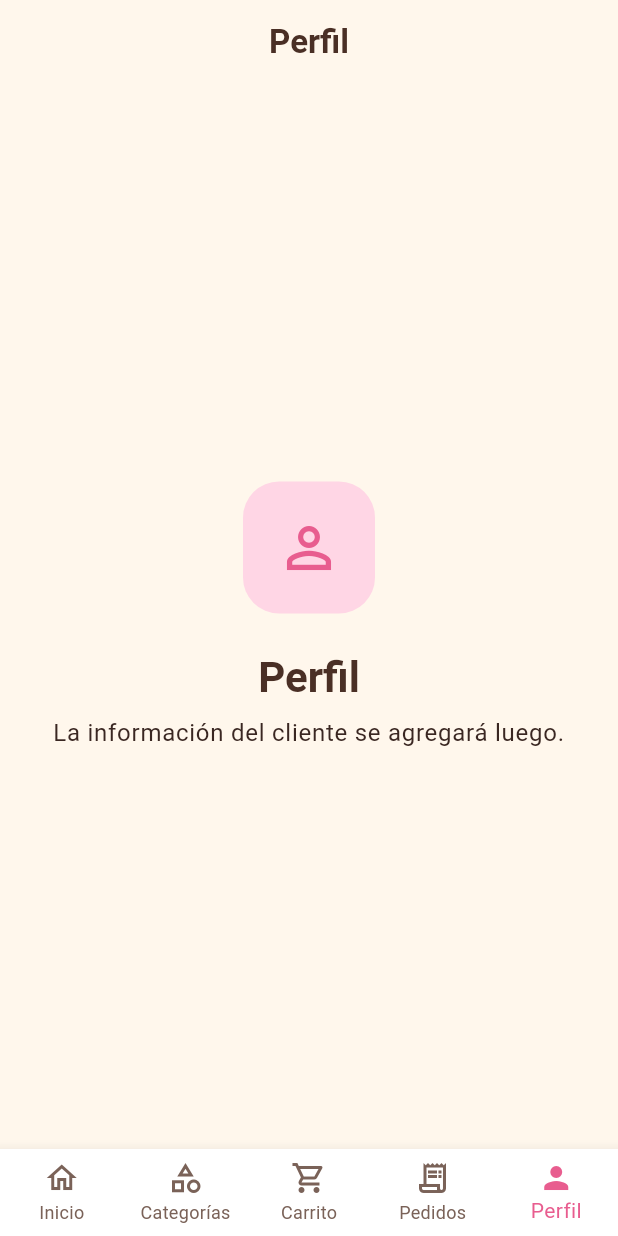
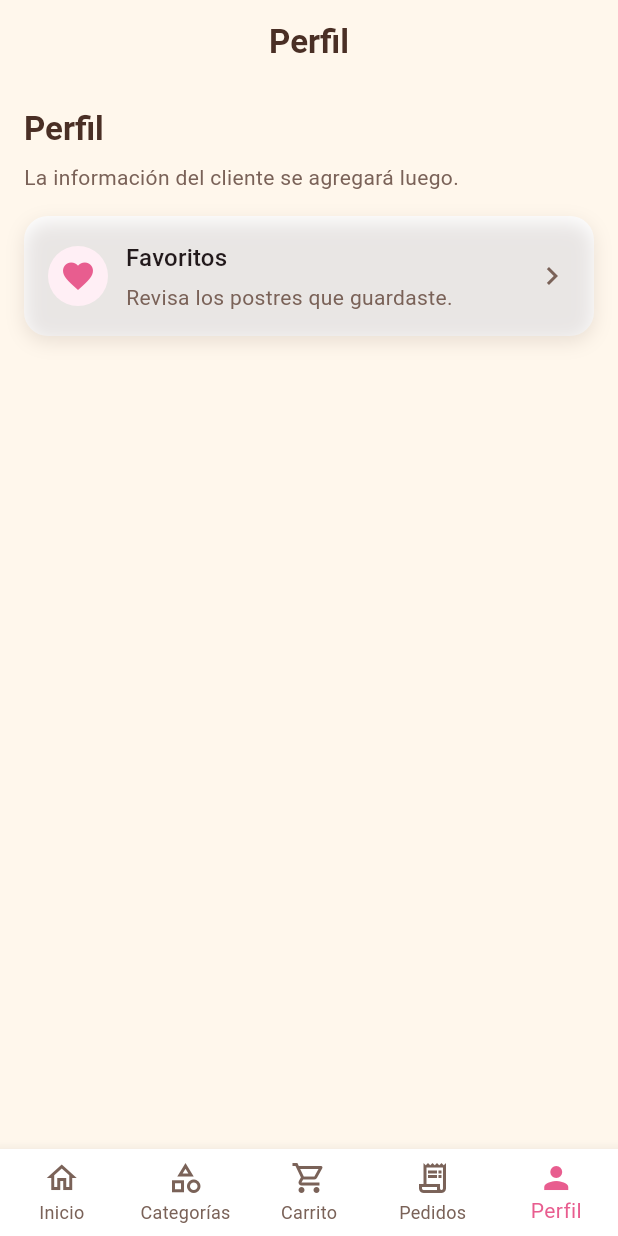
Before and after one commit to JedE21/Kalu-App-Flutter, a Flutter app: the screen it shows after launch, item 5 of the bottom bar chosen, on a phone screen of 412 x 824 dp. Run offline on Flutter 3.47's test engine with Material 3 defaults, Android fonts, the phone set to English and light mode, and no system bars.

Commit message:
Modulo - Favoritos locales

```diff
--- a/lib/data/services/services.dart
+++ b/lib/data/services/services.dart
@@ -1,2 +1,3 @@
 export 'cart_controller.dart';
+export 'favorite_controller.dart';
 export 'whatsapp_service.dart';
--- a/lib/presentation/screens/profile/profile_screen.dart
+++ b/lib/presentation/screens/profile/profile_screen.dart
@@ -1,16 +1,59 @@
 import 'package:flutter/material.dart';
 
-import '../../widgets/simple_tab_content.dart';
+import '../../../shared/shared.dart';
+import '../favorites/favorites_screen.dart';
 
 class ProfileScreen extends StatelessWidget {
   const ProfileScreen({super.key});
 
   @override
   Widget build(BuildContext context) {
-    return const SimpleTabContent(
-      icon: Icons.person_outline,
-      title: 'Perfil',
-      description: 'La informaci\u00F3n del cliente se agregar\u00E1 luego.',
+    return ListView(
+      padding: const EdgeInsets.all(AppSpacing.lg),
+      children: [
+        const SectionTitle(title: 'Perfil'),
+        const SizedBox(height: AppSpacing.sm),
+        Text(
+          'La informaci\u00F3n del cliente se agregar\u00E1 luego.',
+          style: Theme.of(context).textTheme.bodyMedium,
+        ),
+        const SizedBox(height: AppSpacing.lg),
+        AppCard(
+          onTap: () => _openFavorites(context),
+          child: Row(
+            children: [
+              const CircleAvatar(
+                backgroundColor: AppColors.softPink,
+                child: Icon(AppIcons.favorite, color: AppColors.primaryPink),
+              ),
+              const SizedBox(width: AppSpacing.md),
+              Expanded(
+                child: Column(
+                  crossAxisAlignment: CrossAxisAlignment.start,
+                  children: [
+                    Text(
+                      'Favoritos',
+                      style: Theme.of(context).textTheme.titleMedium,
+                    ),
+                    const SizedBox(height: AppSpacing.xs),
+                    Text(
+                      'Revisa los postres que guardaste.',
+                      style: Theme.of(context).textTheme.bodyMedium,
+                    ),
+                  ],
+                ),
+              ),
+              const Icon(Icons.chevron_right, color: AppColors.textSecondary),
+            ],
+          ),
+        ),
+      ],
     );
   }
+
+  void _openFavorites(BuildContext context) {
+    Navigator.of(
+      context,
+    ).push(MaterialPageRoute<void>(builder: (_) => const FavoritesScreen()));
+  }
 }
--- a/lib/shared/theme/app_icons.dart
+++ b/lib/shared/theme/app_icons.dart
@@ -10,6 +10,8 @@ class AppIcons {
   static const IconData profile = Icons.person_outline;
   static const IconData search = Icons.search;
   static const IconData add = Icons.add;
+  static const IconData favorite = Icons.favorite;
+  static const IconData favoriteBorder = Icons.favorite_border;
   static const IconData cake = Icons.cake_outlined;
   static const IconData dessert = Icons.icecream_outlined;
   static const IconData empty = Icons.inbox_outlined;
--- a/lib/shared/widgets/widgets.dart
+++ b/lib/shared/widgets/widgets.dart
@@ -9,6 +9,7 @@ export 'app_search_bar.dart';
 export 'app_text_field.dart';
 export 'bottom_nav_bar.dart';
 export 'category_chip.dart';
+export 'favorite_button.dart';
 export 'price_widget.dart';
 export 'product_card.dart';
 export 'quantity_selector.dart';
```
Also changed, not shown: lib/data/services/favorite_controller.dart (added, +34 -0 lines), lib/presentation/screens/favorites/favorites_screen.dart (added, +100 -0 lines), lib/presentation/screens/home/home_screen.dart (+10 -0 lines), lib/presentation/screens/products/product_detail_screen.dart (+12 -0 lines), lib/presentation/screens/products/products_by_category_screen.dart (+10 -1 lines), lib/presentation/screens/search/search_screen.dart (+10 -0 lines), lib/shared/widgets/favorite_button.dart (added, +37 -0 lines), lib/shared/widgets/product_card.dart (+23 -1 lines), 2 other files.
